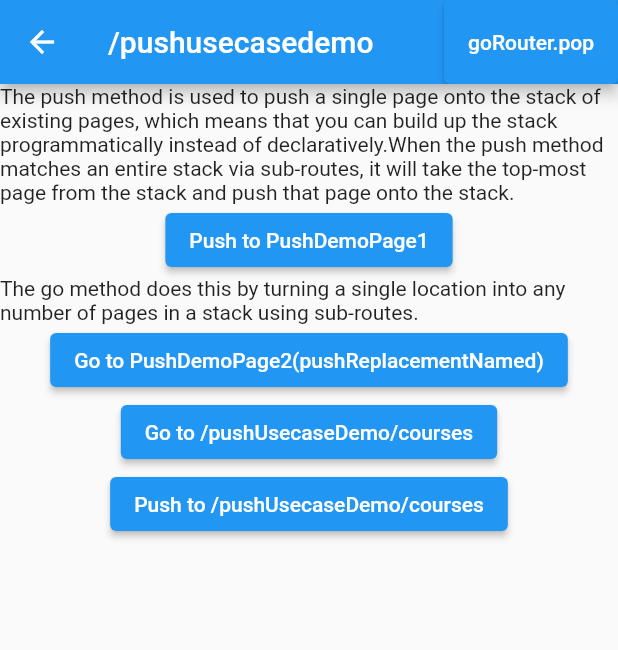
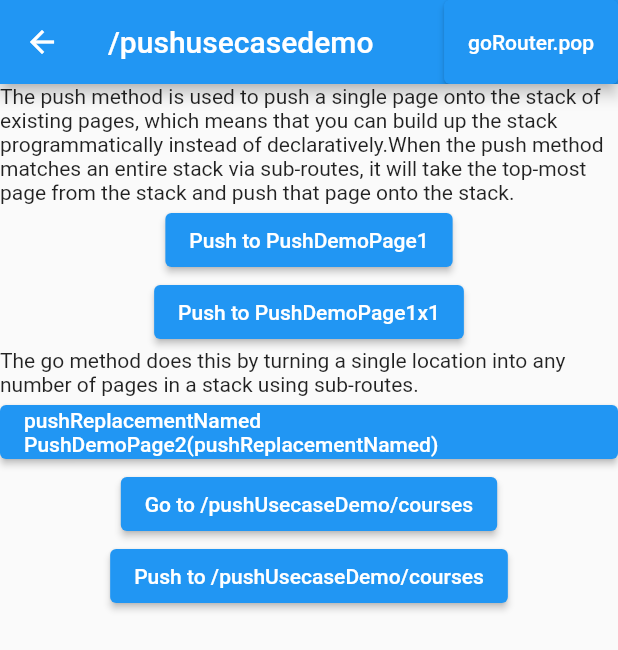
Before and after one commit to naco-src/go_router_example, a Flutter app: the SecondPage screen opened by its route, after a tap on "back to home!!!", after a tap on "push usecases", on a phone screen of 412 x 824 dp. Shown: the top 650 px of the screen. Run offline on Flutter 3.47's test engine with Material 2 defaults, Android fonts, the phone set to English and light mode, and no system bars; our stand-ins replace go_router.

Commit message:
Move go router config to a separated file

```diff
--- /dev/null
+++ b/lib/go_router/my_go_router.dart
@@ -0,0 +1,21 @@
+import 'package:go_router/go_router.dart';
+import 'package:go_router_example/error_screen.dart';
+import 'package:go_router_example/go_router/my_go_router_routes.dart';
+import 'package:go_router_example/state.dart';
+
+//RouteName: FeatureName+Route
+GoRouter myGoRouter(AuthState? authState) => GoRouter(
+      debugLogDiagnostics: true,
+      routes: myGoRouterRoutes,
+      errorBuilder: (context, state) => const ErrorScreen(),
+      refreshListenable: authState,
+      redirect: (context, state) {
+        final loggedIn = authState?.stateEnum == AuthStateEnum.authenticated;
+        final loggingIn = state.subloc == '/login';
+
+        final fromp = state.subloc == '/' ? '' : '?from=${state.subloc}';
+        if (!loggedIn) return loggingIn ? null : '/login$fromp';
+        if (loggingIn) return state.queryParams['from'] ?? '/';
+        return null;
+      },
+    );
--- /dev/null
+++ b/lib/go_router/my_go_router_routes.dart
@@ -0,0 +1,126 @@
+import 'package:flutter/material.dart';
+import 'package:go_router/go_router.dart';
+import 'package:go_router_example/login_screen.dart';
+import 'package:go_router_example/main.dart';
+import 'package:go_router_example/nested_navigation.dart';
+import 'package:go_router_example/refresh_and_back_to_previous.dart';
+import 'package:go_router_example/params_queryparams_usecases_demo.dart';
+import 'package:go_router_example/push_usecases_demo.dart';
+import 'package:go_router_example/test_pop_util.dart';
+
+final myGoRouterRoutes = <GoRoute>[
+  GoRoute(
+      path: '/',
+      builder: (BuildContext context, GoRouterState state) =>
+          const MyHomePage(),
+      routes: [
+        GoRoute(
+          name: 'PushDemoPage1',
+          path: 'PushDemoPage1',
+          builder: (context, state) => const PushDemoPage1(),
+        ),
+        GoRoute(
+          name: 'PushDemoPage2',
+          path: 'PushDemoPage2',
+          builder: (context, state) => const PushDemoPage2(),
+        ),
+        GoRoute(
+            name: 'pushUsecaseDemoScreen',
+            path: 'pushusecasedemo',
+            builder: (context, state) => const PushUsecaseDemo(),
+            routes: [
+              GoRoute(
+                name: 'CourseScreen',
+                path: 'courses',
+                builder: (context, state) => const CourseScreen(),
+              ),
+              GoRoute(
+                name: 'PushDemoPage1x1',
+                path: 'PushDemoPage1x1',
+                builder: (context, state) => const PushDemoPage1(),
+              ),
+              GoRoute(
+                name: 'PushDemoPage1x2',
+                path: 'PushDemoPage1x2',
+                builder: (context, state) => const PushDemoPage1(),
+              ),
+            ]),
+        GoRoute(
+            name: 'QueryParamsUsecaseDemoScreen',
+            path: 'queryparamsusecasedemo',
+            builder: (context, state) => const QueryParamsUsecaseDemo(),
+            routes: [
+              GoRoute(
+                  name: 'ListCourseScreen',
+                  path: 'courses',
+                  builder: (context, state) => const ListCourseScreen(),
+                  routes: [
+                    GoRoute(
+                        name: 'CourseDetailScreen',
+                        path: ':course_id',
+                        builder: (context, state) =>
+                            const CourseDetailsScreen(),
+                        routes: [
+                          GoRoute(
+                            name: 'LessonDetailsScreen',
+                            path: 'lessons/:lesson_id',
+                            builder: (context, state) =>
+                                const LessonDetailsScreen(),
+                          ),
+                        ]),
+                  ]),
+            ]),
+        GoRoute(
+          name: 'CourseDetailsScreen2',
+          path: 'queryparamsusecasedemo/courses/:course_id',
+          builder: (context, state) => const CourseDetailsScreen(),
+        ),
+        GoRoute(
+          path: 'nested_navigation',
+          redirect: (context, state) => '/nested_navigation/0',
+        ),
+        GoRoute(
+          path: 'nested_navigation/:tab_index',
+          builder: (context, state) {
+            final tabIndex = int.parse(state.params['tab_index']!);
+            return NestedNavigationScreen(tabIndex: tabIndex);
+          },
+        ),
+        GoRoute(
+          name: 'RefreshAndBackToPreviousPageUsecaseDemo',
+          path: 'refresh_and_back_demo',
+          builder: (context, state) =>
+              const RefreshAndBackToPreviousPageUsecaseDemo(),
+          routes: [
+            GoRoute(
+              name: 'RefreshAndBackToPreviousPageUsecaseDemoPage1',
+              path: 'page1',
+              builder: (context, state) =>
+                  const RefreshAndBackToPreviousPageUsecaseDemoPage1(),
+            ),
+          ],
+        ),
+      ]),
+  GoRoute(
+    name: 'test_pop_util',
+    path: '/test_pop_util',
+    builder: (context, state) => const TestPopUtil(),
+  ),
+  GoRoute(
+    name: "page2",
+    path: '/page2',
+    builder: (context, state) => const SecondPage(),
+  ),
+  GoRoute(
+    path: '/page3',
+    builder: (context, state) => const ThirdPage(),
+  ),
+  GoRoute(
+    path: '/page4',
+    builder: (context, state) => const Page4(),
+  ),
+  GoRoute(
+    path: '/login',
+    builder: (context, state) => const LoginScreen(),
+  ),
+];
--- a/lib/main.dart
+++ b/lib/main.dart
@@ -1,18 +1,10 @@
 import 'package:flutter/material.dart';
 import 'package:go_router/go_router.dart';
-import 'package:go_router_example/error_screen.dart';
-import 'package:go_router_example/login_screen.dart';
-import 'package:go_router_example/nested_navigation.dart';
-import 'package:go_router_example/refresh_and_back_to_previous.dart';
+import 'package:go_router_example/go_router/my_go_router.dart';
 import 'package:go_router_example/state.dart';
-import 'package:go_router_example/params_queryparams_usecases_demo.dart';
-import 'package:go_router_example/push_usecases_demo.dart';
-import 'package:go_router_example/test_pop_util.dart';
 import 'package:provider/provider.dart';
-import 'package:flutter_web_plugins/url_strategy.dart';
 
 void main() async {
-  usePathUrlStrategy();
   runApp(MyApp());
 }
 
@@ -35,7 +27,7 @@ class MyApp extends StatelessWidget {
           value: authState,
           builder: (context, child) {
             return MaterialApp.router(
-              routerConfig: _router,
+              routerConfig: myGoRouter(authState),
               title: 'Flutter Demo',
             );
           },
@@ -43,128 +35,6 @@ class MyApp extends StatelessWidget {
       },
     );
   }
-
-  //RouteName: FeatureName+Route
-  late final GoRouter _router = GoRouter(
-    debugLogDiagnostics: true,
-    routes: <GoRoute>[
-      GoRoute(
-          path: '/',
-          builder: (BuildContext context, GoRouterState state) =>
-              const MyHomePage(),
-          routes: [
-            GoRoute(
-              name: 'PushDemoPage1',
-              path: 'PushDemoPage1',
-              builder: (context, state) => const PushDemoPage1(),
-            ),
-            GoRoute(
-              name: 'PushDemoPage2',
-              path: 'PushDemoPage2',
-              builder: (context, state) => const PushDemoPage2(),
-            ),
-            GoRoute(
-                name: 'pushUsecaseDemoScreen',
-                path: 'pushusecasedemo',
-                builder: (context, state) => const PushUsecaseDemo(),
-                routes: [
-                  GoRoute(
-                    name: 'CourseScreen',
-                    path: 'courses',
-                    builder: (context, state) => const CourseScreen(),
-                  ),
-                ]),
-            GoRoute(
-                name: 'QueryParamsUsecaseDemoScreen',
-                path: 'queryparamsusecasedemo',
-                builder: (context, state) => const QueryParamsUsecaseDemo(),
-                routes: [
-                  GoRoute(
-                      name: 'ListCourseScreen',
-                      path: 'courses',
-                      builder: (context, state) => const ListCourseScreen(),
-                      routes: [
-                        GoRoute(
-                            name: 'CourseDetailScreen',
-                            path: ':course_id',
-                            builder: (context, state) =>
-                                const CourseDetailsScreen(),
-                            routes: [
-                              GoRoute(
-                                name: 'LessonDetailsScreen',
-                                path: 'lessons/:lesson_id',
-                                builder: (context, state) =>
-                                    const LessonDetailsScreen(),
-                              ),
-                            ]),
-                      ]),
-                ]),
-            GoRoute(
-              name: 'CourseDetailsScreen2',
-              path: 'queryparamsusecasedemo/courses/:course_id',
-              builder: (context, state) => const CourseDetailsScreen(),
-            ),
-            GoRoute(
-              path: 'nested_navigation',
-              redirect: (context, state) => '/nested_navigation/0',
-            ),
-            GoRoute(
-              path: 'nested_navigation/:tab_index',
-              builder: (context, state) {
-                final tabIndex = int.parse(state.params['tab_index']!);
-                return NestedNavigationScreen(tabIndex: tabIndex);
-              },
-            ),
-            GoRoute(
-              name: 'RefreshAndBackToPreviousPageUsecaseDemo',
-              path: 'refresh_and_back_demo',
-              builder: (context, state) =>
-                  const RefreshAndBackToPreviousPageUsecaseDemo(),
-              routes: [
-                GoRoute(
-                  name: 'RefreshAndBackToPreviousPageUsecaseDemoPage1',
-                  path: 'page1',
-                  builder: (context, state) =>
-                      const RefreshAndBackToPreviousPageUsecaseDemoPage1(),
-                ),
-              ],
-            ),
-          ]),
-      GoRoute(
-        name: 'test_pop_util',
-        path: '/test_pop_util',
-        builder: (context, state) => const TestPopUtil(),
-      ),
-      GoRoute(
-        name: "page2",
-        path: '/page2',
-        builder: (context, state) => const SecondPage(),
-      ),
-      GoRoute(
-        path: '/page3',
-        builder: (context, state) => const ThirdPage(),
-      ),
-      GoRoute(
-        path: '/page4',
-        builder: (context, state) => const Page4(),
-      ),
-      GoRoute(
-        path: '/login',
-        builder: (context, state) => const LoginScreen(),
-      ),
-    ],
-    errorBuilder: (context, state) => const ErrorScreen(),
-    refreshListenable: authState,
-    redirect: (context, state) {
-      final loggedIn = authState?.stateEnum == AuthStateEnum.authenticated;
-      final loggingIn = state.subloc == '/login';
-
-      final fromp = state.subloc == '/' ? '' : '?from=${state.subloc}';
-      if (!loggedIn) return loggingIn ? null : '/login$fromp';
-      if (loggingIn) return state.queryParams['from'] ?? '/';
-      return null;
-    },
-  );
 
   Future<AuthState> _getLoginInfo() async {
     await Future.delayed(
--- a/lib/push_usecases_demo.dart
+++ b/lib/push_usecases_demo.dart
@@ -23,6 +23,12 @@ class PushUsecaseDemo extends StatelessWidget {
               },
               child: const Text('Push to PushDemoPage1')),
 
+          ElevatedButton(
+              onPressed: () {
+                context.pushNamed('PushDemoPage1x1');
+              },
+              child: const Text('Push to PushDemoPage1x1')),
+
           ///The go method does this by turning a single location into any number of pages in a stack using sub-routes.
           const Text(
               'The go method does this by turning a single location into any number of pages in a stack using sub-routes.'),
@@ -30,7 +36,8 @@ class PushUsecaseDemo extends StatelessWidget {
               onPressed: () {
                 context.goNamed('PushDemoPage2');
               },
-              child: const Text('Go to PushDemoPage2(pushReplacementNamed)')),
+              child: const Text(
+                  'pushReplacementNamed PushDemoPage2(pushReplacementNamed)')),
 
           ElevatedButton(
               onPressed: () {
@@ -57,7 +64,16 @@ class PushDemoPage1 extends StatelessWidget {
   Widget build(BuildContext context) {
     return Scaffold(
       appBar: myAppBar(context),
-      body: Text(GoRouter.of(context).location),
+      body: Column(
+        children: [
+          Text(GoRouter.of(context).location),
+          ElevatedButton(
+              onPressed: () {
+                context.replaceNamed('PushDemoPage1x2');
+              },
+              child: const Text('replaceNamed PushDemoPage1x2')),
+        ],
+      ),
     );
   }
 }
```
Also changed, not shown: 1 other file.
